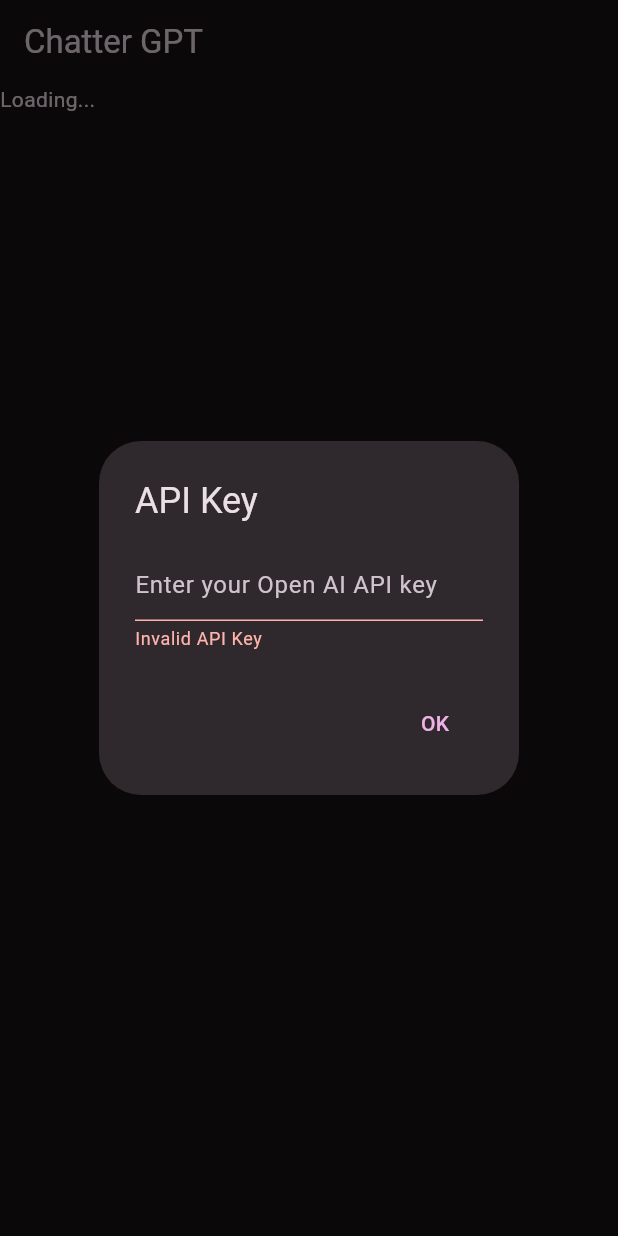
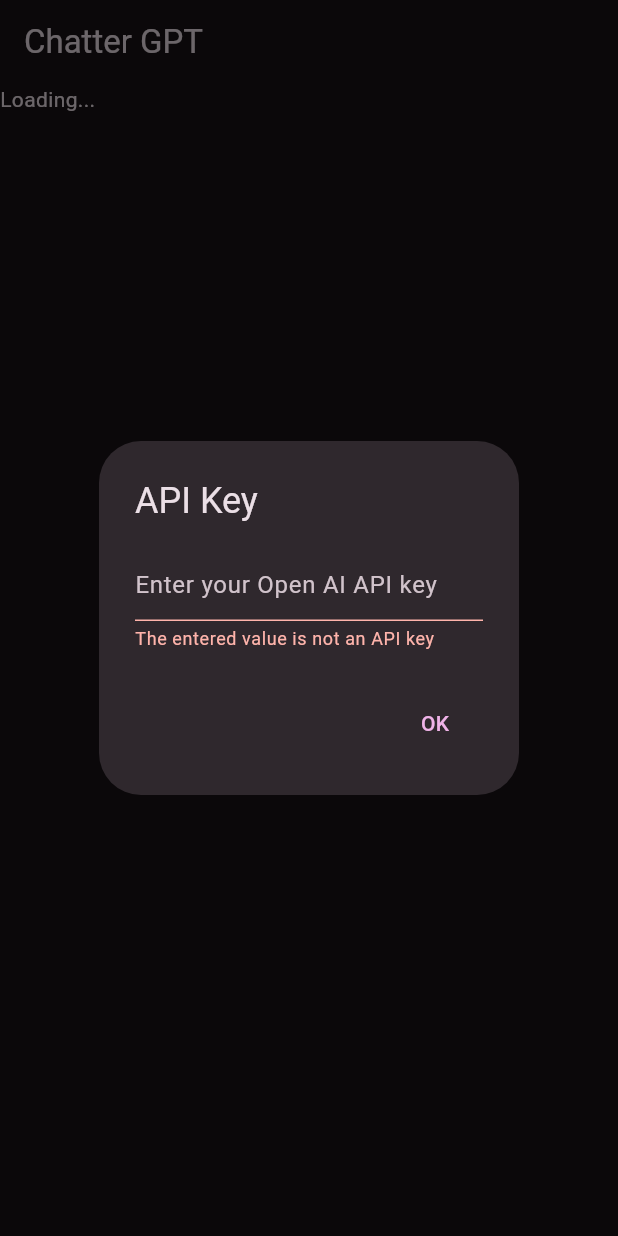
Before and after one commit to riku1227/chatter-gpt, a Flutter app: the screen it shows after launch, after a tap on "OK", on a phone screen of 412 x 824 dp. Run offline on Flutter 3.47's test engine with Material 2 defaults, Android fonts, the phone set to English and light mode, and no system bars; our stand-ins replace flutter_riverpod, freezed_annotation, shared_preferences; missing offline and left inert: cryptography, dart_openai, markdown_widget.

Commit message:
feat(l10n): Add l10n support to APIKeyInputDialog

```diff
--- a/lib/components/dialog/api_key_input_dialog.dart
+++ b/lib/components/dialog/api_key_input_dialog.dart
@@ -1,5 +1,7 @@
 import 'package:flutter/material.dart';
 import 'package:flutter_riverpod/flutter_riverpod.dart';
+
+import '../../l10n/l10n.dart';
 
 final errorTextProvider = StateProvider<String?>((_) => null);
 
@@ -12,13 +14,14 @@
   @override
   Widget build(BuildContext context, WidgetRef ref) {
     final errorText = ref.watch(errorTextProvider);
+    final l10n = L10n.of(context)!;
 
     return AlertDialog(
-      title: const Text('API Key'),
+      title: Text(l10n.dialog_api_key_title),
       content: TextField(
         controller: apiKeyInputController,
         decoration: InputDecoration(
-          hintText: 'Enter your Open AI API key',
+          hintText: l10n.dialog_api_key_textfield,
           errorText: errorText,
         ),
       ),
@@ -31,7 +34,8 @@
             if (openAiAPIKeyRegExp.hasMatch(text)) {
               Navigator.of(context).pop(apiKeyInputController.text);
             } else {
-              ref.read(errorTextProvider.notifier).state = 'Invalid API Key';
+              ref.read(errorTextProvider.notifier).state =
+                  l10n.dialog_api_key_textfield_error;
             }
           },
         ),
--- a/lib/l10n/app_en.arb
+++ b/lib/l10n/app_en.arb
@@ -3,6 +3,9 @@
     "@@TRANSLATE BY": "CHAT GPT",
     "main_chat_input_textfield": "Chat here.",
     "main_chat_clear_memory": "Clear chat history/memory",
+    "dialog_api_key_title": "API Key",
+    "dialog_api_key_textfield": "Enter your Open AI API key",
+    "dialog_api_key_textfield_error": "The entered value is not an API key",
     "main_chat_send": "Send chat",
     "error_message": "An error has occurred",
     "loading_message": "Loading..."
--- a/lib/l10n/app_ja.arb
+++ b/lib/l10n/app_ja.arb
@@ -3,6 +3,9 @@
     "main_chat_input_textfield": "チャットをここに入力",
     "main_chat_clear_memory": "チャット履歴/記憶を削除する",
     "main_chat_send": "チャットを送信する",
+    "dialog_api_key_title": "APIキー",
+    "dialog_api_key_textfield": "Open AIのAPIキーを入力してください",
+    "dialog_api_key_textfield_error": "入力された値はAPIキーではありません",
     "error_message": "エラーが発生しました",
     "loading_message": "読み込み中..."
 }
--- a/lib/l10n/l10n.dart
+++ b/lib/l10n/l10n.dart
@@ -105,6 +105,24 @@
   /// **'Clear chat history/memory'**
   String get main_chat_clear_memory;
 
+  /// No description provided for @dialog_api_key_title.
+  ///
+  /// In en, this message translates to:
+  /// **'API Key'**
+  String get dialog_api_key_title;
+
+  /// No description provided for @dialog_api_key_textfield.
+  ///
+  /// In en, this message translates to:
+  /// **'Enter your Open AI API key'**
+  String get dialog_api_key_textfield;
+
+  /// No description provided for @dialog_api_key_textfield_error.
+  ///
+  /// In en, this message translates to:
+  /// **'The entered value is not an API key'**
+  String get dialog_api_key_textfield_error;
+
   /// No description provided for @main_chat_send.
   ///
   /// In en, this message translates to:
```
Also changed, not shown: lib/l10n/l10n_en.dart (+9 -0 lines), lib/l10n/l10n_ja.dart (+9 -0 lines).
